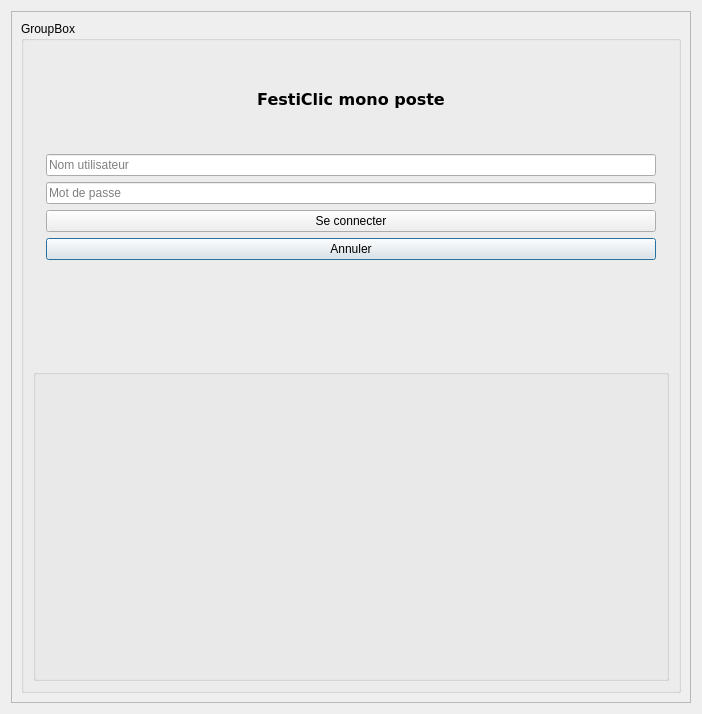
Above: FestiClicC/login.ui from FestiClic/FestiClic3 before the change. Below: the same form after it.
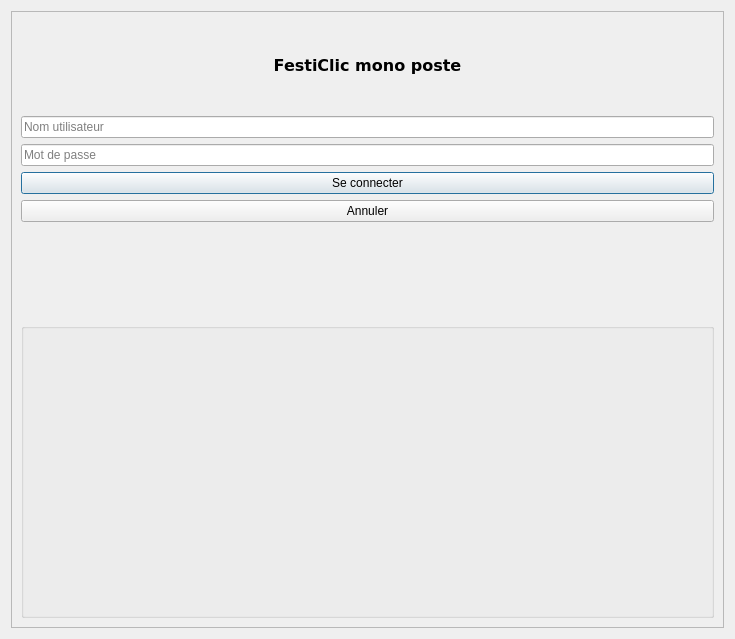
That is the form after the change. Icons and pictures are not drawn.

Patch:
```diff
--- a/FestiClicC/login.ui
+++ b/FestiClicC/login.ui
@@ -6,14 +6,14 @@
    <rect>
     <x>0</x>
     <y>0</y>
-    <width>702</width>
-    <height>714</height>
+    <width>735</width>
+    <height>639</height>
    </rect>
   </property>
   <property name="windowTitle">
    <string>Dialog</string>
   </property>
-  <layout class="QHBoxLayout" name="horizontalLayout">
+  <layout class="QVBoxLayout" name="verticalLayout">
    <item>
     <widget class="QScrollArea" name="scrollArea">
      <property name="widgetResizable">
@@ -24,21 +24,17 @@
        <rect>
         <x>0</x>
         <y>0</y>
-        <width>737</width>
-        <height>677</height>
+        <width>719</width>
+        <height>602</height>
        </rect>
       </property>
-      <layout class="QVBoxLayout" name="verticalLayout">
+      <layout class="QVBoxLayout" name="verticalLayout_8">
        <item>
-        <widget class="QGroupBox" name="groupBox_2">
-         <property name="title">
-          <string>GroupBox</string>
-         </property>
-         <layout class="QVBoxLayout" name="verticalLayout_2">
+        <layout class="QVBoxLayout" name="verticalLayout_7">
           <item>
-           <layout class="QGridLayout" name="gridLayout">
-            <item row="0" column="1">
-             <widget class="QLabel" name="lLabConnexion_2">
+          <layout class="QVBoxLayout" name="verticalLayout_6">
+           <item>
+            <widget class="QLabel" name="lLabConnexion_3">
               <property name="font">
                <font>
                 <family>Verdana</family>
@@ -58,22 +54,15 @@
               </property>
              </widget>
             </item>
-            <item row="6" column="1">
-             <widget class="QPushButton" name="lBtnAnnuler">
-              <property name="text">
-               <string>Annuler</string>
-              </property>
-             </widget>
-            </item>
-            <item row="1" column="1">
-             <widget class="QLineEdit" name="lTxtNomUtilisateur">
+           <item>
+            <widget class="QLineEdit" name="lTxtNomUtilisateur_2">
               <property name="placeholderText">
                <string>Nom utilisateur</string>
               </property>
              </widget>
             </item>
-            <item row="2" column="1">
-             <widget class="QLineEdit" name="lTxtMotDePasse">
+           <item>
+            <widget class="QLineEdit" name="lTxtMotDePasse_2">
               <property name="echoMode">
                <enum>QLineEdit::Password</enum>
               </property>
@@ -82,28 +71,21 @@
               </property>
              </widget>
             </item>
-            <item row="1" column="2">
-             <widget class="QLabel" name="label_4">
-              <property name="text">
-               <string/>
-              </property>
-             </widget>
-            </item>
-            <item row="5" column="0">
-             <widget class="QLabel" name="label_3">
-              <property name="text">
-               <string/>
-              </property>
-             </widget>
-            </item>
-            <item row="5" column="1">
-             <widget class="QPushButton" name="lBtnSeConnecter">
+           <item>
+            <widget class="QPushButton" name="lBtnSeConnecter_2">
               <property name="text">
                <string>Se connecter</string>
               </property>
              </widget>
             </item>
-            <item row="7" column="1">
+           <item>
+            <widget class="QPushButton" name="lBtnAnnuler_2">
+             <property name="text">
+              <string>Annuler</string>
+             </property>
+            </widget>
+           </item>
+           <item>
              <widget class="QLabel" name="lLabConnexion">
               <property name="font">
                <font>
@@ -127,11 +109,11 @@
            </layout>
           </item>
           <item>
-           <widget class="QGroupBox" name="groupBox">
+          <widget class="QGroupBox" name="groupBox_2">
             <property name="title">
              <string/>
             </property>
-            <layout class="QVBoxLayout" name="verticalLayout_3">
+           <layout class="QVBoxLayout" name="verticalLayout_5">
              <item>
               <widget class="QLabel" name="lLabelLogo">
                <property name="palette">
@@ -564,7 +546,6 @@
            </widget>
           </item>
          </layout>
-        </widget>
        </item>
       </layout>
      </widget>
```
Left out of the diff: 9 changed lines with no effect on the pictures. Lines whose indentation alone changed are shown as unchanged.
